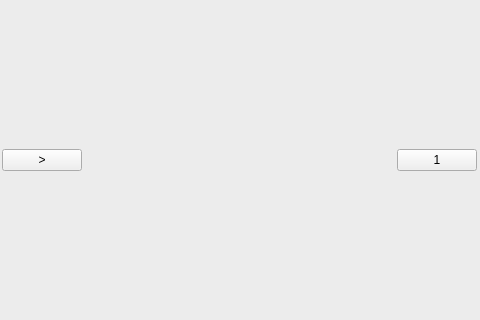
Old version of the form camerascreens.ui in the repository sydalirza/Centralized-CCTV-Server; both pictures show x 107 to 587 and y 136 to 456 of the 779 by 590 pixel window.
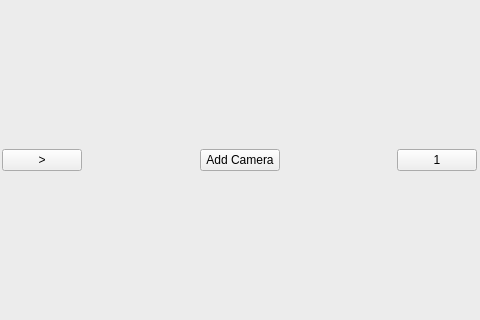
New version of the form.

Commit message: blank screens added, reconnection added, runtime camera can be inputted

What changed in the file:
```diff
--- a/camerascreens.ui
+++ b/camerascreens.ui
@@ -29,7 +29,7 @@
      <property name="title">
       <string/>
      </property>
-     <layout class="QHBoxLayout" name="horizontalLayout" stretch="0,0,0,0,0,0">
+     <layout class="QHBoxLayout" name="horizontalLayout" stretch="0,0,0,0,0,0,0,0">
       <item>
        <widget class="QPushButton" name="previous_button">
         <property name="text">
@@ -57,6 +57,26 @@
         </property>
        </spacer>
       </item>
+      <item>
+       <widget class="QPushButton" name="addcamerabutton">
+        <property name="text">
+         <string>Add Camera</string>
+        </property>
+       </widget>
+      </item>
+      <item>
+       <spacer name="horizontalSpacer_2">
+        <property name="orientation">
+         <enum>Qt::Horizontal</enum>
+        </property>
+        <property name="sizeHint" stdset="0">
+         <size>
+          <width>40</width>
+          <height>20</height>
+         </size>
+        </property>
+       </spacer>
+      </item>
       <item>
        <widget class="QPushButton" name="one_camera">
         <property name="text">
```
The commit also changes 7 other files.
